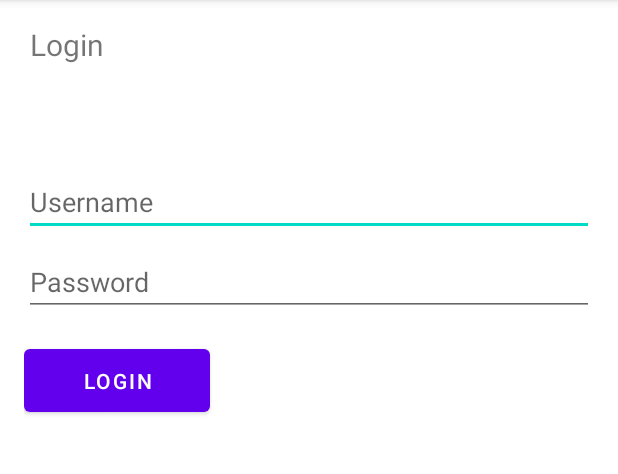
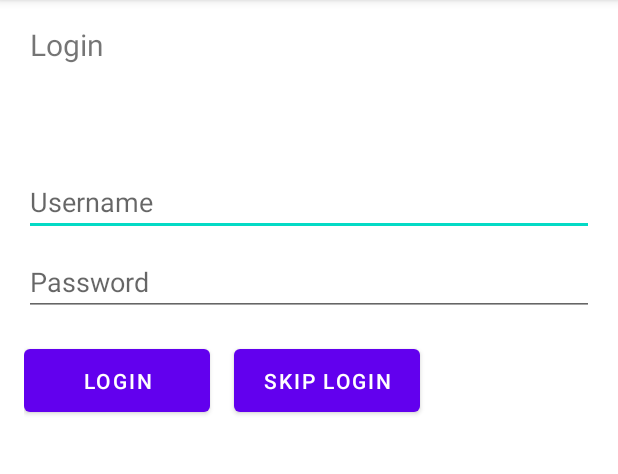
Before and after one commit to kgithcoy/moviesapp, an Android app: the screen it shows after launch (LoginActivity), on a phone screen of 412 x 824 dp, the part 84-558 px from its top. Run offline under Robolectric (Android 15) with nearby library versions, the phone set to English and light mode, and no system bars.

Commit message:
feat: add skip login button for offline use

```diff
--- a/app/src/main/java/android/moviesapp/data/AuthRepository.java
+++ b/app/src/main/java/android/moviesapp/data/AuthRepository.java
@@ -1,11 +1,14 @@
 package android.moviesapp.data;
 
+import android.app.Activity;
 import android.content.Context;
+import android.content.Intent;
 import android.content.SharedPreferences;
 import android.moviesapp.domain.Account;
 import android.moviesapp.domain.api.LoginToken;
 import android.moviesapp.domain.api.Session;
 import android.moviesapp.domain.api.ValidateRequestTokenRequest;
+import android.moviesapp.presentation.LoginActivity;
 import android.os.Handler;
 import android.os.Looper;
 import android.util.Log;
@@ -132,6 +135,12 @@ public class AuthRepository {
         });
     }
 
+    public static void requireAuthentication(Activity activity) {
+        if(session != null) return;
+        activity.startActivity(new Intent(activity, LoginActivity.class));
+        activity.finish();
+    }
+
     public static Session getSession() {
         return session;
     }
--- a/app/src/main/java/android/moviesapp/presentation/ListActivity.java
+++ b/app/src/main/java/android/moviesapp/presentation/ListActivity.java
@@ -24,6 +24,7 @@ public class ListActivity extends AppCompatActivity {
     protected void onCreate(Bundle savedInstanceState) {
         super.onCreate(savedInstanceState);
         setContentView(R.layout.activity_list);
+        AuthRepository.requireAuthentication(this);
 
         var authRepository = new AuthRepository(this);
         listRepository = new ListRepository(this);
--- a/app/src/main/java/android/moviesapp/presentation/LoginActivity.java
+++ b/app/src/main/java/android/moviesapp/presentation/LoginActivity.java
@@ -31,8 +31,8 @@ public class LoginActivity extends AppCompatActivity {
 
         username = findViewById(R.id.username);
         password = findViewById(R.id.password);
+
         Button loginButton = findViewById(R.id.login);
-
         loginButton.setOnClickListener(v ->
             authRepository.login(
                 loginToken,
@@ -42,6 +42,12 @@ public class LoginActivity extends AppCompatActivity {
                 this::handleError
             )
         );
+
+        Button skipButton = findViewById(R.id.continue_without_login);
+        skipButton.setOnClickListener(v -> {
+            startActivity(new Intent(this, MainActivity.class));
+            finish();
+        });
     }
 
     private void onLoginTokenSuccess(LoginToken loginToken) {
--- a/app/src/main/res/layout/activity_login.xml
+++ b/app/src/main/res/layout/activity_login.xml
@@ -46,14 +46,20 @@
         android:layout_height="54dp"
         android:layout_gravity="start"
         android:layout_marginTop="16dp"
-        android:layout_marginBottom="64dp"
         android:text="@string/action_sign_in"
-        app:layout_constraintBottom_toBottomOf="parent"
-        app:layout_constraintEnd_toEndOf="parent"
-        app:layout_constraintHorizontal_bias="0.0"
         app:layout_constraintStart_toStartOf="parent"
-        app:layout_constraintTop_toBottomOf="@+id/password"
-        app:layout_constraintVertical_bias="0.0" />
+        app:layout_constraintTop_toBottomOf="@+id/password" />
+
+    <Button
+        android:id="@+id/continue_without_login"
+        android:layout_width="124dp"
+        android:layout_height="54dp"
+        android:layout_gravity="start"
+        android:layout_marginStart="16dp"
+        android:layout_marginTop="16dp"
+        android:text="@string/action_continue_without_login"
+        app:layout_constraintStart_toEndOf="@+id/login"
+        app:layout_constraintTop_toBottomOf="@+id/password" />
 
     <ProgressBar
         android:id="@+id/loading"
--- a/app/src/main/res/values/strings.xml
+++ b/app/src/main/res/values/strings.xml
@@ -27,4 +27,5 @@
     <string name="list_movies_toast_message_error">Could not load list movies</string>
     <string name="list_item_copy_description">Copy to clipboard</string>
     <string name="lists_toast_message_copied">List copied to clipboard</string>
+    <string name="action_continue_without_login">Skip login</string>
 </resources>
```
